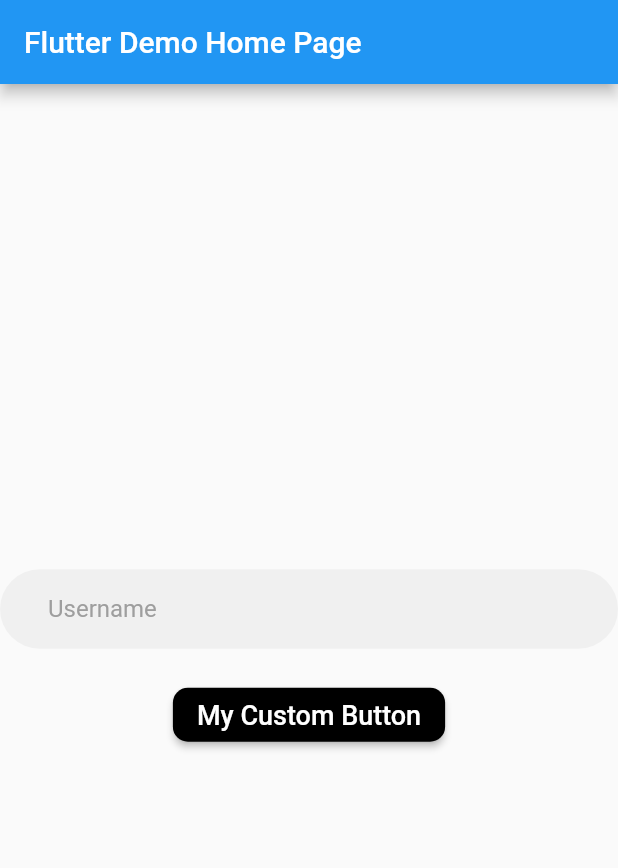
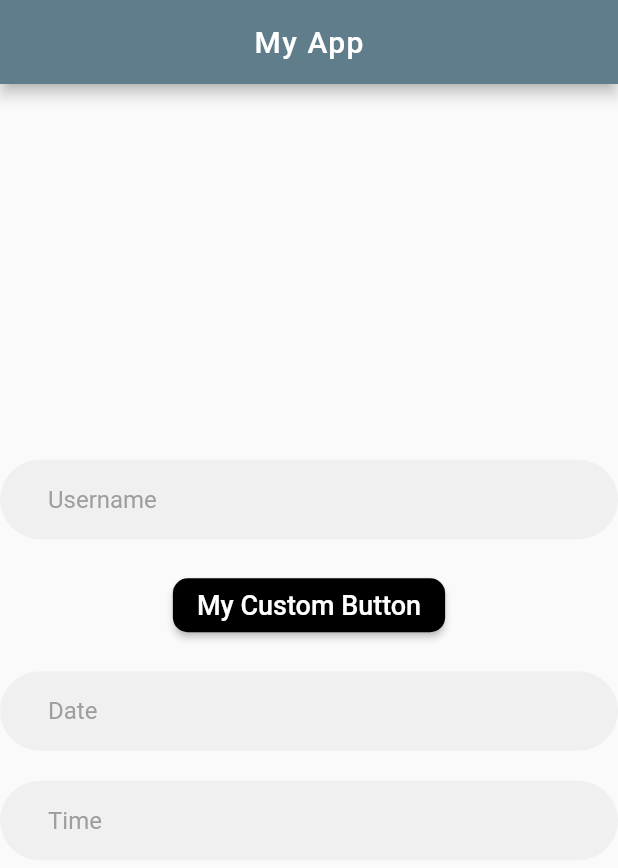
Before and after one commit to ozrbrko/flutter_atomic_widgets, a Flutter app: the screen it shows after launch, on a phone screen of 412 x 824 dp. Shown: the top 868 px of the screen. Run offline on Flutter 3.47's test engine with Material 2 defaults, Android fonts, the light colour scheme and no system bars.

Commit message:
Date and Time widgets are added.

```diff
--- a/lib/atomic_widgets.dart
+++ b/lib/atomic_widgets.dart
@@ -1,41 +1,153 @@
 import 'package:flutter/material.dart';
 
-ElevatedButton customElevatedButton(String customText, Color btnColor, Color textColor, double btnRadius, Function()? onPressed) {
+ElevatedButton customElevatedButton(String customText, Color btnColor,
+    Color textColor, double btnRadius, Function()? onPressed) {
   return ElevatedButton(
     onPressed: onPressed,
     style: ButtonStyle(
         backgroundColor: MaterialStateProperty.all(btnColor),
         shape: MaterialStateProperty.all<RoundedRectangleBorder>(
             RoundedRectangleBorder(
-              borderRadius: BorderRadius.circular(btnRadius),
-            ))),
+          borderRadius: BorderRadius.circular(btnRadius),
+        ))),
     child: Text(
       customText,
-      style: TextStyle( fontSize: 18.0, color: textColor),
+      style: TextStyle(fontSize: 18.0, color: textColor),
     ),
   );
 }
 
-
-TextFormField customTextFormField( String hinttext, TextEditingController txtcontroller , TextInputType textType,bool obscure) {
-
+TextFormField customTextFormField(String hinttext,
+    TextEditingController txtcontroller, TextInputType textType, bool obscure) {
   return TextFormField(
     controller: txtcontroller,
     onSaved: (deger) => txtcontroller.text = deger!,
     keyboardType: textType,
-
     decoration: InputDecoration(
         contentPadding:
-        const EdgeInsets.symmetric(vertical: 17, horizontal: 32),
+            const EdgeInsets.symmetric(vertical: 17, horizontal: 32),
         border: OutlineInputBorder(
             borderSide: BorderSide.none,
             borderRadius: BorderRadius.all(Radius.circular(40.0))),
         filled: true,
         hintText: hinttext,
+        hintStyle: TextStyle(color: Colors.grey, fontSize: 16.0)),
+  );
+}
+
+AppBar customAppBar(BuildContext context, bool backButton, String appText) {
+  return AppBar(
+    automaticallyImplyLeading: backButton,
+    centerTitle: true,
+    title: Text(
+      appText,
+      style: TextStyle(
+        color: Colors.white,
+        letterSpacing: 1,
+        // fontFamily: fontfamily
+      ),
+    ),
+    backgroundColor: Colors.blueGrey,
+    shape: RoundedRectangleBorder(
+      borderRadius: BorderRadius.vertical(
+        bottom: Radius.circular(0),
+      ),
+    ),
+  );
+}
+
+TextFormField customDateTextFormField(
+    BuildContext context, TextEditingController txtController) {
+  return TextFormField(
+    controller: txtController,
+    decoration: InputDecoration(
+        contentPadding:
+            const EdgeInsets.symmetric(vertical: 17, horizontal: 32),
+        border: OutlineInputBorder(
+            borderSide: BorderSide.none,
+            borderRadius: BorderRadius.all(Radius.circular(40.0))),
+        filled: true,
+        hintText: "Date",
         hintStyle: TextStyle(
+            // fontFamily: fontfamily,
             color: Colors.grey,
             fontSize: 16.0)),
+    onTap: () async {
+      DateTime date = DateTime(1900);
+      FocusScope.of(context).requestFocus(new FocusNode());
 
+      date = (await showDatePicker(
+          context: context,
+          initialDate: DateTime.now(),
+          firstDate: DateTime(1900),
+          lastDate: DateTime(2100),
+          builder: (context, child) {
+            return Theme(
+              data: Theme.of(context).copyWith(
+                colorScheme: ColorScheme.light(
+                  primary: Colors.blue,
+                  onPrimary: Colors.white,
+                  onSurface: Colors.black,
+                ),
+                textButtonTheme: TextButtonThemeData(
+                  style: TextButton.styleFrom(
+                    primary: Colors.blue, // button text color
+                  ),
+                ),
+              ),
+              child: child!,
+            );
+          }))!;
+      String dateSlug =
+          "${date.year.toString()}-${date.month.toString().padLeft(2, '0')}-${date.day.toString().padLeft(2, '0')}";
 
+      txtController.text = dateSlug;
+    },
   );
 }
+
+TextFormField customTimeTextFormField(
+    BuildContext context, TextEditingController txtController) {
+  return TextFormField(
+    controller: txtController,
+    decoration: InputDecoration(
+        contentPadding:
+            const EdgeInsets.symmetric(vertical: 17, horizontal: 32),
+        border: OutlineInputBorder(
+            borderSide: BorderSide.none,
+            borderRadius: BorderRadius.all(Radius.circular(40.0))),
+        filled: true,
+        hintText: "Time",
+        hintStyle: TextStyle(
+            // fontFamily: themeFontLight,
+            color: Colors.grey,
+            fontSize: 16.0)),
+    onTap: () {
+      FocusScope.of(context).requestFocus(new FocusNode());
+      showTimePicker(
+        context: context,
+        initialTime: TimeOfDay.now(),
+        builder: (context, child) {
+          return Theme(
+            data: ThemeData.light().copyWith(
+              colorScheme: ColorScheme.light(
+// change the border color
+                primary: Colors.blue,
+// change the text color
+                onSurface: Colors.blue,
+              ),
+              buttonTheme: ButtonThemeData(
+                colorScheme: ColorScheme.light(
+                  primary: Colors.blue,
+                ),
+              ),
+            ),
+            child: child!,
+          );
+        },
+      ).then((value) {
+        txtController.text = value!.format(context);
+      });
+    },
+  );
+}
--- a/lib/main.dart
+++ b/lib/main.dart
@@ -1,6 +1,9 @@
 import 'package:flutter/material.dart';
 import 'package:flutter_atomic_widgets/atomic_widgets.dart';
+
 TextEditingController  InputController = TextEditingController();
+TextEditingController  DateController = TextEditingController();
+TextEditingController  TimeController = TextEditingController();
 
 void main() {
   runApp(const MyApp());
@@ -16,6 +19,7 @@ class MyApp extends StatelessWidget {
       theme: ThemeData(
         primarySwatch: Colors.blue,
       ),
+
       home: const MyHomePage(title: 'Flutter Demo Home Page'),
     );
   }
@@ -23,8 +27,6 @@ class MyApp extends StatelessWidget {
 
 class MyHomePage extends StatefulWidget {
   const MyHomePage({super.key, required this.title});
-
-
 
   final String title;
 
@@ -36,15 +38,13 @@ class _MyHomePageState extends State<MyHomePage> {
 
   @override
   Widget build(BuildContext context) {
+
     return Scaffold(
-      appBar: AppBar(
-        title: Text(widget.title),
-      ),
+      appBar: customAppBar(context, true, "My App"),
       body: Center(
         child: Column(
           mainAxisAlignment: MainAxisAlignment.center,
           children: <Widget>[
-
 
             customTextFormField("Username", InputController, TextInputType.text, true),
 
@@ -53,7 +53,15 @@ class _MyHomePageState extends State<MyHomePage> {
             customElevatedButton("My Custom Button", Colors.black, Colors.white, 10, () {
               print("Clicked Elevated Button");
               print("Login info: ${InputController.text}");
-            })
+            }),
+
+            SizedBox(height: 20,),
+
+            customDateTextFormField(context, DateController),  // CustomDateWidget
+
+            SizedBox(height: 20,),
+
+            customTimeTextFormField(context, TimeController),  // CustomTimeWidget
 
           ],
         ),
--- a/pubspec.yaml
+++ b/pubspec.yaml
@@ -32,10 +32,13 @@ dependencies:
   flutter:
     sdk: flutter
 
+  flutter_localizations:
+    sdk: flutter
 
   # The following adds the Cupertino Icons font to your application.
   # Use with the CupertinoIcons class for iOS style icons.
   cupertino_icons: ^1.0.2
+  get: ^4.6.5
 
 dev_dependencies:
   flutter_test:
```
Also changed, not shown: pubspec.lock.
